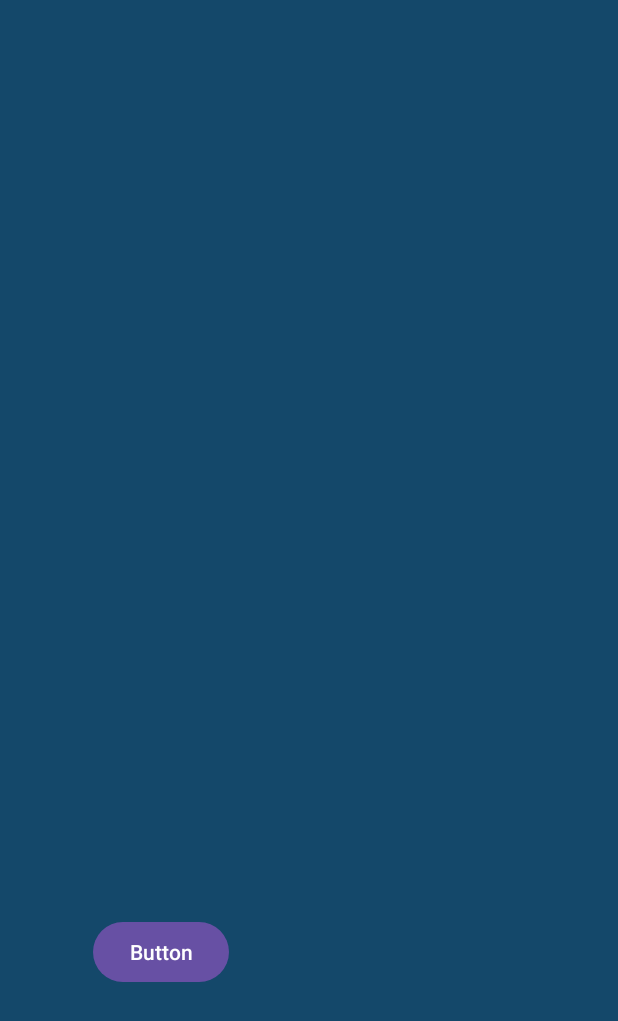
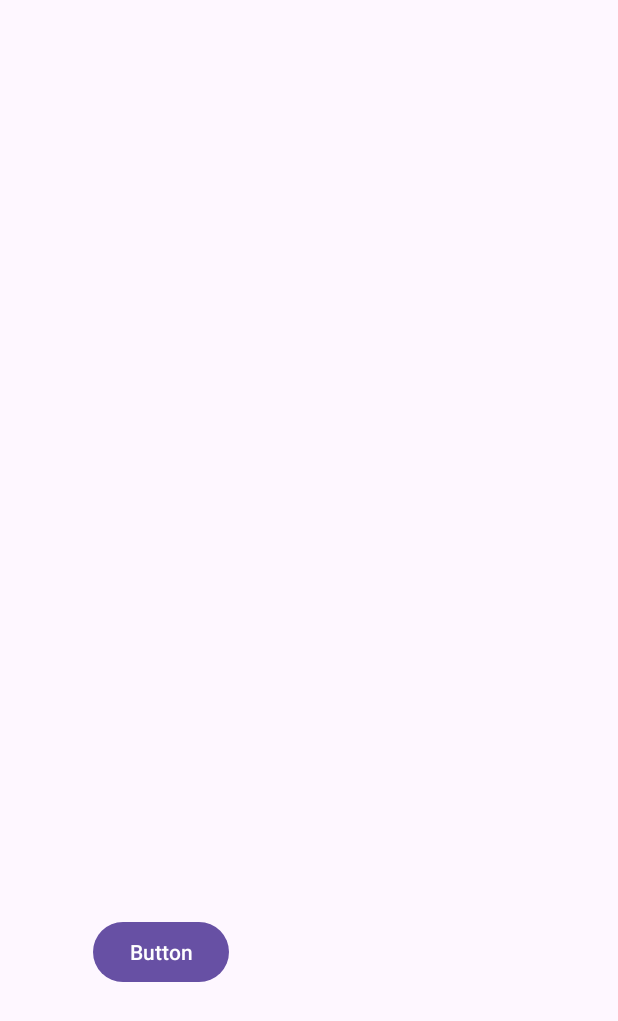
Before and after one commit to viniross/AppODS, an Android app: the screen it shows after launch (MainActivity), on a phone screen of 412 x 824 dp. Shown: the top 1021 px of the screen. Run offline under Robolectric (Android 15) with nearby library versions, the phone set to English and light mode, and no system bars.

Commit message:
ODS17-SARIA
ODS17-SARIA

```diff
--- a/app/src/main/java/com/example/appods/MainActivity.java
+++ b/app/src/main/java/com/example/appods/MainActivity.java
@@ -13,6 +13,7 @@ public class MainActivity extends AppCompatActivity {
     protected void onCreate(Bundle savedInstanceState) {
         super.onCreate(savedInstanceState);
         setContentView(R.layout.activity_main);
+
         Button ODS17 = findViewById(R.id.ODS17);
         ODS17.setOnClickListener(new View.OnClickListener() {
             @Override
--- a/app/src/main/res/layout/activity_main.xml
+++ b/app/src/main/res/layout/activity_main.xml
@@ -4,7 +4,6 @@
     xmlns:tools="http://schemas.android.com/tools"
     android:layout_width="match_parent"
     android:layout_height="match_parent"
-    android:background="#14486A"
     tools:context=".MainActivity">
 
     <Button
--- a/app/src/main/res/layout/activity_ods17.xml
+++ b/app/src/main/res/layout/activity_ods17.xml
@@ -8,7 +8,7 @@
     tools:context=".ODS17">
 
     <ImageView
-        android:id="@+id/ODS17"
+        android:id="@+id/IODS17"
         android:layout_width="150dp"
         android:layout_height="150dp"
         app:layout_constraintBottom_toBottomOf="parent"
```
